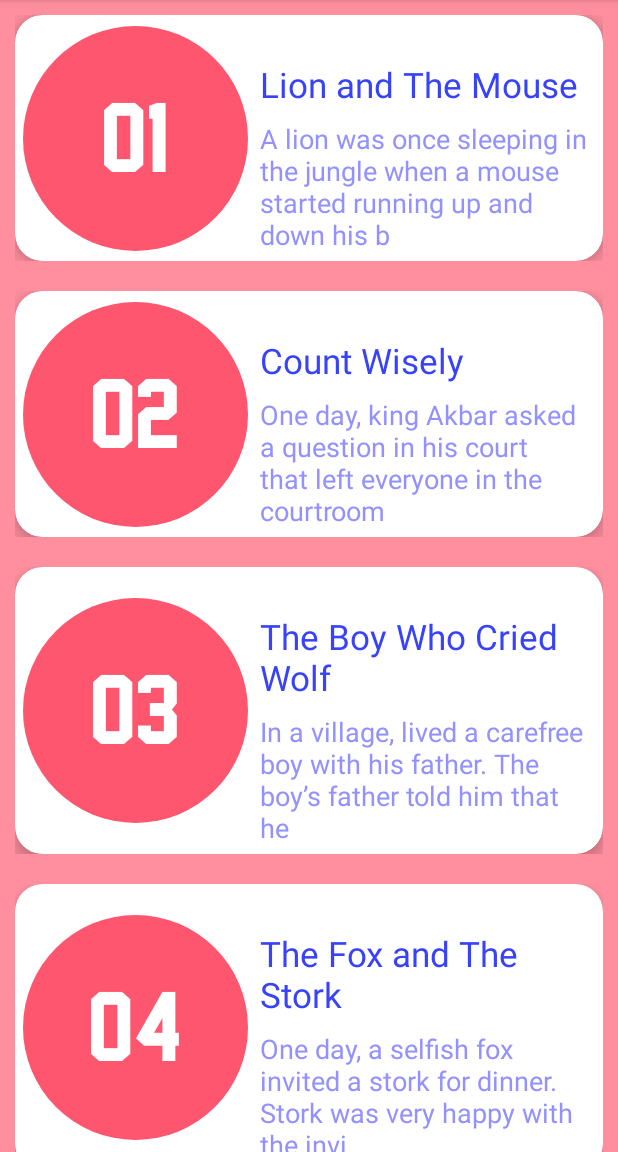
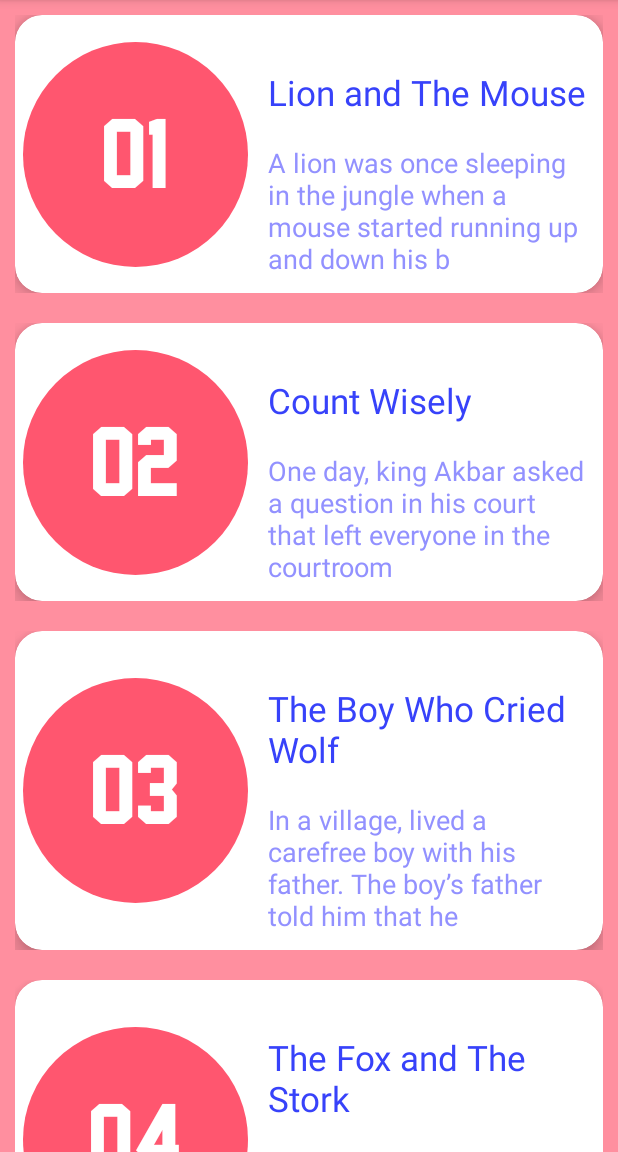
Before and after one commit to Ruban2205/Kwento-Kids-story-app, an Android app: the screen it shows after launch (HomeActivity), after a tap on an icon or button, on a phone screen of 412 x 824 dp, the part 84-1236 px from its top. Run offline under Robolectric (Android 15) with nearby library versions, the phone set to English and light mode, and no system bars; libraries missing offline, so code that uses them is left out: com.gun0912.tedpermission; Roboto replaces fonts that are not available here.

Commit message:
UPDATE to v1.1

```diff
--- a/app/src/main/AndroidManifest.xml
+++ b/app/src/main/AndroidManifest.xml
@@ -34,7 +34,8 @@
         <activity android:name=".Activity.HomeActivity" />
         <activity
             android:name=".common.SplashScreen"
-            android:theme="@style/Theme.AppCompat.NoActionBar">
+            android:theme="@style/Theme.AppCompat.NoActionBar"
+            android:exported="true">
             <intent-filter>
                 <action android:name="android.intent.action.MAIN" />
 
--- a/app/src/main/java/in/rubangino/kwento/Activity/HomeActivity.java
+++ b/app/src/main/java/in/rubangino/kwento/Activity/HomeActivity.java
@@ -2,6 +2,7 @@ package in.rubangino.kwento.Activity;
 
 import androidx.annotation.NonNull;
 import androidx.appcompat.app.AppCompatActivity;
+import androidx.appcompat.app.AppCompatDelegate;
 import androidx.recyclerview.widget.LinearLayoutManager;
 import androidx.recyclerview.widget.RecyclerView;
 
@@ -20,6 +21,7 @@ import com.gun0912.tedpermission.TedPermission;
 
 import java.util.ArrayList;
 
+import in.rubangino.kwento.BuildConfig;
 import in.rubangino.kwento.R;
 
 public class HomeActivity extends AppCompatActivity {
@@ -43,10 +45,13 @@ public class HomeActivity extends AppCompatActivity {
         super.onOptionsItemSelected(item);
 
         if (item.getItemId() == R.id.share){
-            Intent sharingIntent = new Intent(Intent.ACTION_SEND);
-            sharingIntent.setType("text/plain");
-            sharingIntent.putExtra(Intent.EXTRA_TEXT,"https://play.google.com/store/apps/dev?id=7866219812027306360");
-            startActivity(Intent.createChooser(sharingIntent, "share using..."));
+            Intent sendIntent = new Intent();
+            sendIntent.setAction(Intent.ACTION_SEND);
+            sendIntent.putExtra(Intent.EXTRA_TEXT, "Hey, This app has amazing stories to entertain your kids. I've recommended you to download this app now: https://play.google.com/store/apps/details?id=" + BuildConfig.APPLICATION_ID);
+            sendIntent.setType("text/plain");
+
+            Intent shareIntent = Intent.createChooser(sendIntent, null);
+            startActivity(shareIntent);
 
             return true;
         }
@@ -107,8 +112,8 @@ public class HomeActivity extends AppCompatActivity {
             intent.setData(Uri.parse("mailto:"));
             intent.putExtra(Intent.EXTRA_EMAIL, TO_EMAILS);
 
-            intent.putExtra(Intent.EXTRA_SUBJECT, "This is Subject");
-            intent.putExtra(Intent.EXTRA_TEXT, "This is a Text");
+            intent.putExtra(Intent.EXTRA_SUBJECT, "Set your issue as Subject");
+            intent.putExtra(Intent.EXTRA_TEXT, "Elaborate your issue here...");
 
             startActivity(Intent.createChooser(intent, "choose your mail client..."));
 
@@ -152,6 +157,8 @@ public class HomeActivity extends AppCompatActivity {
         super.onCreate(savedInstanceState);
         setContentView(R.layout.activity_home);
 
+        AppCompatDelegate.setDefaultNightMode(AppCompatDelegate.MODE_NIGHT_NO);
+
         //Call the String array form strings.xml
         String[] title = getResources().getStringArray(R.array.storyTitles);
         String[] content = getResources().getStringArray(R.array.stories);
--- a/app/src/main/java/in/rubangino/kwento/Activity/PrivacyPolicy.java
+++ b/app/src/main/java/in/rubangino/kwento/Activity/PrivacyPolicy.java
@@ -34,7 +34,7 @@ public class PrivacyPolicy extends AppCompatActivity {
         if (item.getItemId() == R.id.showShare){
             Intent sharingIntent = new Intent(Intent.ACTION_SEND);
             sharingIntent.setType("text/plain");
-            sharingIntent.putExtra(Intent.EXTRA_TEXT,"https://ruban-app-creations.blogspot.com/2020/09/kwento-kids-story-app-privacy-policy.html");
+            sharingIntent.putExtra(Intent.EXTRA_TEXT,"https://ruban-creations.blogspot.com/2020/09/tips-to-reading-stories-with-kwento.html");
             startActivity(Intent.createChooser(sharingIntent, "share using..."));
 
             return true;
@@ -55,7 +55,7 @@ public class PrivacyPolicy extends AppCompatActivity {
 
         webView = findViewById(R.id.privacyPolicyWeb);
         webView.setWebViewClient(new WebViewClient());
-        webView.loadUrl("https://ruban-app-creations.blogspot.com/2020/09/kwento-kids-story-app-privacy-policy.html");
+        webView.loadUrl("https://www.freeprivacypolicy.com/live/92cb787d-67c8-42a3-a4e6-155201d33892");
 
         //get title
         getSupportActionBar().setTitle("PRIVACY POLICY");
--- a/app/src/main/res/layout/custom_view.xml
+++ b/app/src/main/res/layout/custom_view.xml
@@ -37,6 +37,7 @@
                 android:fontFamily="@font/jersey_m54"
                 android:textAlignment="center"
                 android:textSize="60sp"
+                android:padding="5dp"
                 app:layout_constraintBottom_toBottomOf="parent"
                 app:layout_constraintStart_toStartOf="parent"
                 app:layout_constraintTop_toTopOf="parent"
@@ -53,6 +54,7 @@
                 android:text="Sample Story title"
                 android:textColor="@color/storyTitleColor"
                 android:textSize="23sp"
+                android:padding="5dp"
                 app:layout_constraintEnd_toEndOf="parent"
                 app:layout_constraintStart_toEndOf="@+id/sNumber"
                 app:layout_constraintTop_toTopOf="parent"
@@ -67,6 +69,7 @@
                 android:layout_marginTop="8dp"
                 android:fontFamily="@font/average_sans"
                 android:maxLength="85"
+                android:padding="5dp"
                 android:text="Sample Story description"
                 android:textColor="@color/storyContentDescriptionColor"
                 android:textSize="18sp"
--- a/app/src/main/res/values/strings.xml
+++ b/app/src/main/res/values/strings.xml
@@ -5,7 +5,7 @@
     <string name="copyright">© Ruban Creations</string>
 
     <string name="tips_menu">Tips</string>
-    <string name="privacy_policy">Privacy and Terms</string>
+    <string name="privacy_policy">Privacy Policy</string>
     <string name="share_menu">Share</string>
     <string name="search_menu">Search</string>
     <string name="visit_website_menu">Developer site</string>
--- a/build.gradle
+++ b/build.gradle
@@ -5,7 +5,7 @@ buildscript {
         jcenter()
     }
     dependencies {
-        classpath "com.android.tools.build:gradle:4.0.1"
+        classpath 'com.android.tools.build:gradle:7.4.2'
 
         // NOTE: Do not place your application dependencies here; they belong
         // in the individual module build.gradle files
```
Also changed, not shown: app/build.gradle (+5 -6 lines), app/src/main/java/in/rubangino/kwento/Activity/DeveloperSite.java (+9 -5 lines), gradle/wrapper/gradle-wrapper.properties, 4 other files.
